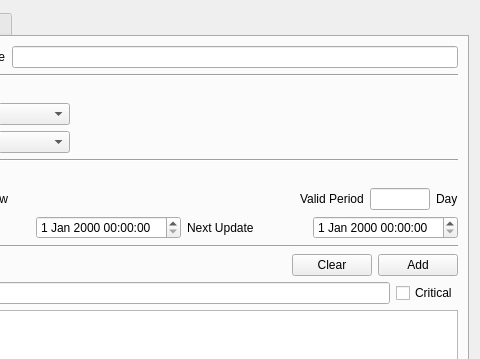
This is CertMan/make_crl_profile_dlg.ui in jykim74/CertMan as Qt 5 draws it before an edit; both pictures show x 113 to 593 and y 0 to 359 of the 593 by 566 pixel window. The edited form follows.
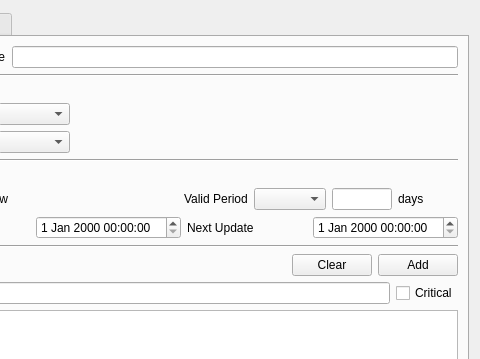
This is the edited form. The open tabs and pages were chosen to show the change.

The edit to the form file:
```diff
--- a/CertMan/make_crl_profile_dlg.ui
+++ b/CertMan/make_crl_profile_dlg.ui
@@ -118,7 +118,33 @@
        </item>
        <item>
         <layout class="QGridLayout" name="gridLayout_3">
-         <item row="0" column="3">
+         <item row="0" column="2">
+          <widget class="QLabel" name="label_7">
+           <property name="text">
+            <string>Valid Period</string>
+           </property>
+          </widget>
+         </item>
+         <item row="0" column="5">
+          <widget class="QLabel" name="mValidDaysLabel">
+           <property name="minimumSize">
+            <size>
+             <width>60</width>
+             <height>0</height>
+            </size>
+           </property>
+           <property name="maximumSize">
+            <size>
+             <width>60</width>
+             <height>16777215</height>
+            </size>
+           </property>
+           <property name="text">
+            <string>days</string>
+           </property>
+          </widget>
+         </item>
+         <item row="0" column="4">
           <widget class="QLineEdit" name="mValidDaysText">
            <property name="maximumSize">
             <size>
@@ -135,20 +161,6 @@
            </property>
           </widget>
          </item>
-         <item row="0" column="4">
-          <widget class="QLabel" name="label_8">
-           <property name="text">
-            <string>Day</string>
-           </property>
-          </widget>
-         </item>
-         <item row="0" column="2">
-          <widget class="QLabel" name="label_7">
-           <property name="text">
-            <string>Valid Period</string>
-           </property>
-          </widget>
-         </item>
          <item row="0" column="1">
           <spacer name="horizontalSpacer_3">
            <property name="orientation">
@@ -162,6 +174,9 @@
            </property>
           </spacer>
          </item>
+         <item row="0" column="3">
+          <widget class="QComboBox" name="mValidDaysTypeCombo"/>
+         </item>
         </layout>
        </item>
        <item>
```
Left out of the diff: 2 changed lines with no effect on the pictures.
